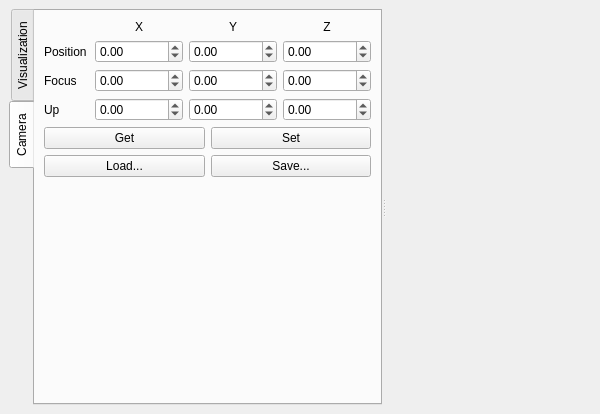
First picture: the form in starviewer/src/extensions/playground/experimental3d/qexperimental3dextensionbase.ui, repository starviewer-medical/starviewer, before the edit.
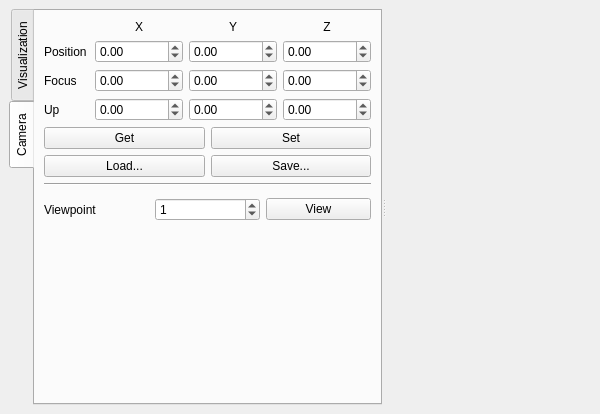
Second picture: the form after the edit. The open tabs and pages were chosen to show the change. Custom widgets are drawn as their Qt base class.

```diff
--- a/starviewer/src/extensions/playground/experimental3d/qexperimental3dextensionbase.ui
+++ b/starviewer/src/extensions/playground/experimental3d/qexperimental3dextensionbase.ui
@@ -458,6 +458,56 @@
           </item>
          </layout>
         </item>
+        <item>
+         <widget class="Line" name="m_cameraLine" >
+          <property name="orientation" >
+           <enum>Qt::Horizontal</enum>
+          </property>
+         </widget>
+        </item>
+        <item>
+         <widget class="udg::QViewpointDistributionWidget" native="1" name="m_cameraViewpointDistributionWidget" />
+        </item>
+        <item>
+         <layout class="QHBoxLayout" >
+          <property name="margin" >
+           <number>0</number>
+          </property>
+          <property name="spacing" >
+           <number>6</number>
+          </property>
+          <item>
+           <widget class="QLabel" name="m_viewpointLabel" >
+            <property name="text" >
+             <string>Viewpoint</string>
+            </property>
+           </widget>
+          </item>
+          <item>
+           <widget class="QSpinBox" name="m_viewpointSpinBox" >
+            <property name="wrapping" >
+             <bool>true</bool>
+            </property>
+            <property name="maximum" >
+             <number>4</number>
+            </property>
+            <property name="minimum" >
+             <number>1</number>
+            </property>
+            <property name="value" >
+             <number>1</number>
+            </property>
+           </widget>
+          </item>
+          <item>
+           <widget class="QPushButton" name="m_viewpointPushButton" >
+            <property name="text" >
+             <string>View</string>
+            </property>
+           </widget>
+          </item>
+         </layout>
+        </item>
         <item>
          <spacer>
           <property name="orientation" >
@@ -494,6 +544,11 @@
    <extends>QWidget</extends>
    <header>qtransferfunctioneditorbyvalues.h</header>
   </customwidget>
+  <customwidget>
+   <class>udg::QViewpointDistributionWidget</class>
+   <extends>QWidget</extends>
+   <header>qviewpointdistributionwidget.h</header>
+  </customwidget>
   <customwidget>
    <class>udg::QExperimental3DViewer</class>
    <extends>QWidget</extends>
```
